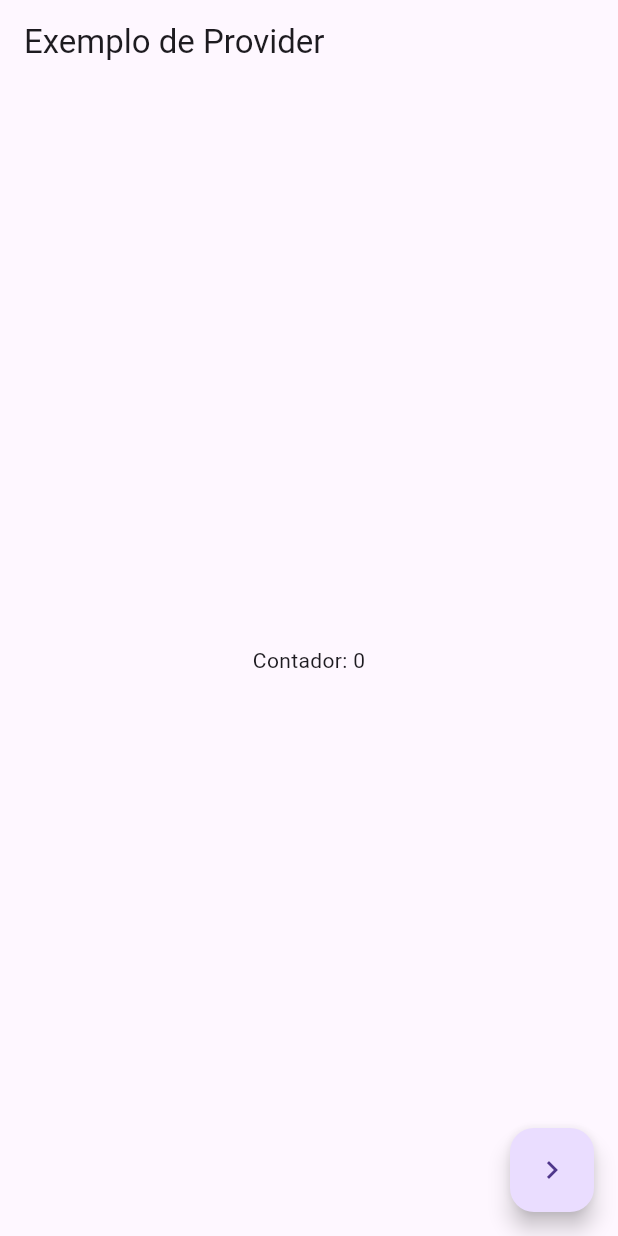
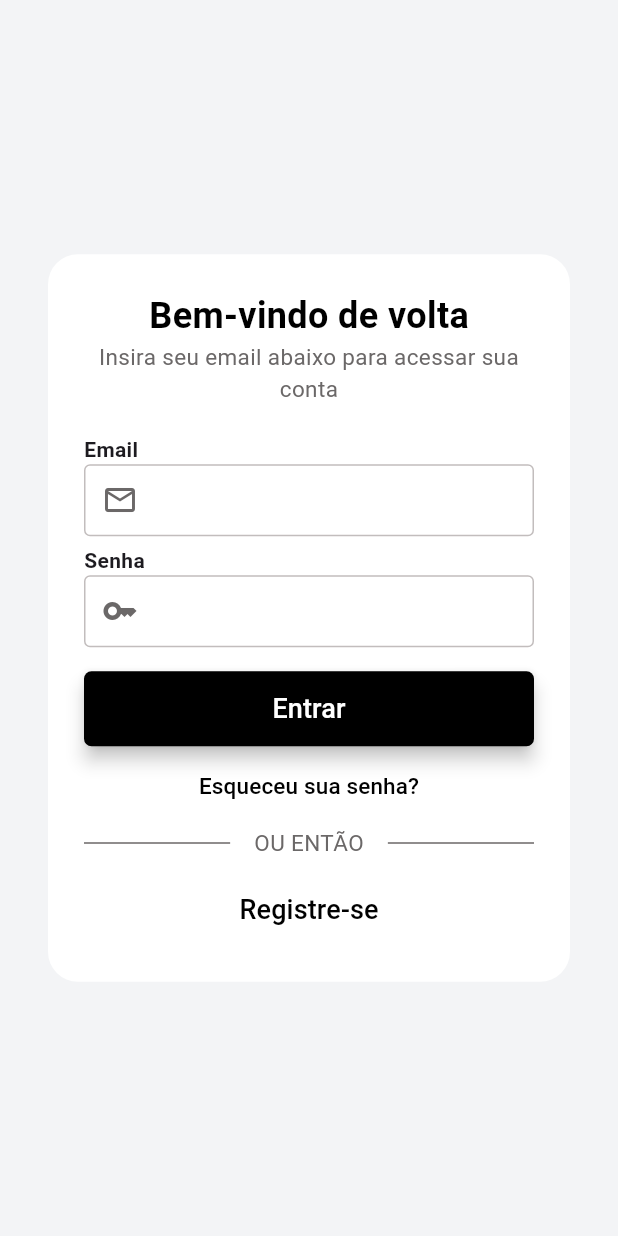
Before and after one commit to DouglasLiebl/av_control_flutter, a Flutter app: the screen it shows after launch, on a phone screen of 412 x 824 dp. Run offline on Flutter 3.47's test engine with Material 3 defaults, Android fonts, the phone set to English and light mode, and no system bars; our stand-ins replace sqflite; accounts and stored records are empty.

Commit message:
feat: login page

```diff
--- a/analysis_options.yaml
+++ b/analysis_options.yaml
@@ -7,6 +7,9 @@
 
 # The following line activates a set of recommended lints for Flutter apps,
 # packages, and plugins designed to encourage good coding practices.
+analyzer:
+  errors:
+    deprecated_member_use: ignore
 include: package:flutter_lints/flutter.yaml
 
 linter:
--- /dev/null
+++ b/devtools_options.yaml
@@ -0,0 +1,3 @@
+description: This file stores settings for Dart & Flutter DevTools.
+documentation: https://docs.flutter.dev/tools/devtools/extensions#configure-extension-enablement-states
+extensions:
--- a/lib/main.dart
+++ b/lib/main.dart
@@ -1,5 +1,6 @@
 import 'package:demo_project/data/database_helper.dart';
 import 'package:demo_project/second.dart';
+import 'package:demo_project/views/login.dart';
 import 'package:flutter/material.dart';
 import 'package:provider/provider.dart';
 
@@ -41,11 +42,27 @@ class MyApp extends StatelessWidget {
   Widget build(BuildContext context) {
     return MaterialApp(
       debugShowCheckedModeBanner: false,
-      home: HomePage(),
+      home: Consumer<Counter>(
+        builder: (context, counter, child) {
+          return FutureBuilder<int>(
+            future: counter._dbHelper.getCount(),
+            builder: (context, snapshot) {
+              if (snapshot.connectionState == ConnectionState.waiting) {
+                return CircularProgressIndicator();
+              }
+
+              if (snapshot.hasData && snapshot.data! > 2) {
+                return HomePage();
+              } else {
+                return LoginPage();
+              }
+            },
+          );
+        }
+      ),
     );
   }
 }
-
 class HomePage extends StatelessWidget {
   const HomePage({super.key});
 
--- /dev/null
+++ b/lib/models/account.dart
@@ -0,0 +1,19 @@
+import 'package:demo_project/models/auth.dart';
+import 'package:demo_project/models/aviary.dart';
+
+class Account {
+
+  String id;
+  String firstName;
+  String lastName;
+  String email;
+  List<Aviary>? aviaries;
+  Auth? authData;
+
+  Account({
+    required this.id,
+    required this.firstName,
+    required this.lastName,
+    required this.email,
+  });
+}
--- /dev/null
+++ b/lib/models/auth.dart
@@ -0,0 +1,14 @@
+class Auth {
+
+  String accessToken;
+  String tokenType;
+  String refreshToken;
+  String accessTokenExpiration;
+
+  Auth({
+    required this.accessToken,
+    required this.tokenType,
+    required this.refreshToken,
+    required this.accessTokenExpiration
+  });
+}
--- /dev/null
+++ b/lib/models/aviary.dart
@@ -0,0 +1,15 @@
+class Aviary {
+
+  String id;
+  String name;
+  String alias;
+  String accountId;
+  String? activeAllotmentId;
+
+  Aviary({
+    required this.id,
+    required this.name,
+    required this.alias,
+    required this.accountId
+  });
+}
--- /dev/null
+++ b/lib/views/login.dart
@@ -0,0 +1,235 @@
+import 'package:flutter/material.dart';
+
+class LoginPage extends StatelessWidget {
+  // Define the custom colors from the palette
+  final Color bgGray = Color(0xFFF3F4F6);
+  final Color subTitleGray = Color.fromARGB(255, 107, 104, 104);
+
+  LoginPage({super.key});
+
+  @override
+  Widget build(BuildContext context) {
+    return Scaffold(
+      body: Container(
+        decoration: BoxDecoration(
+          color: bgGray
+        ),
+        child: SafeArea(
+          child: Center(
+            child: SingleChildScrollView(
+              child: Padding(
+                padding: EdgeInsets.symmetric(horizontal: 32),
+                child: Column(
+                  mainAxisAlignment: MainAxisAlignment.center,
+                  crossAxisAlignment: CrossAxisAlignment.stretch,
+                  children: [
+                    Container(
+                      padding: EdgeInsets.all(24),
+                      decoration: BoxDecoration(
+                        borderRadius: BorderRadius.circular(20),
+                        color: Colors.white
+                      ),
+                      child: Column(
+                        children: [
+                          Text(
+                            "Bem-vindo de volta",
+                            style: TextStyle(
+                              color: Colors.black,
+                              fontSize: 24,
+                              fontWeight: FontWeight.bold
+                            ),
+                          ),
+                          Text(
+                            "Insira seu email abaixo para acessar sua conta",
+                            style: TextStyle(
+                              color: subTitleGray,
+                              fontSize: 15
+                            ),
+                            textAlign: TextAlign.center,
+                          ),
+                          SizedBox(height: 20),
+                          Container(
+                            width: double.infinity,
+                            alignment: Alignment.centerLeft,
+                            child: Text(
+                              "Email",
+                              textAlign: TextAlign.left,
+                              style: TextStyle(
+                                fontWeight: FontWeight.bold
+                              ),
+                            ),
+                          ),
+                          TextFormField(
+                            cursorColor: Colors.black,
+                            style: TextStyle(
+                              fontSize: 16, // Change font size
+                              color: Colors.black,
+                            ),
+                            decoration: InputDecoration(
+                              contentPadding: EdgeInsets.symmetric(horizontal: 10),
+                              border: OutlineInputBorder(
+                                borderRadius: BorderRadius.circular(5),
+                              ),
+                              focusedBorder: OutlineInputBorder(
+                                borderSide: BorderSide(
+                                  color: const Color.fromARGB(255, 128, 126, 126), // Change color when focused
+                                  width: 3.0, // Make border thicker when focused
+                                )
+                              ),
+                              enabledBorder: OutlineInputBorder(
+                                borderSide: BorderSide(
+                                  color: const Color.fromARGB(255, 194, 189, 189)
+                                )
+                              ),
+                              prefixIcon: Icon(Icons.email_outlined, color: subTitleGray)
+                            ),
+                          ),
+                          SizedBox(height: 6),
+                          Container(
+                            width: double.infinity,
+                            alignment: Alignment.centerLeft,
+                            child: Text(
+                              "Senha",
+                              textAlign: TextAlign.left,
+                              style: TextStyle(
+                                fontWeight: FontWeight.bold
+                              ),
+                            ),
+                          ),
+                          TextFormField(
+                            obscureText: true,
+                            cursorColor: Colors.black,
+                            style: TextStyle(
+                              fontSize: 16,
+                              color: Colors.black,
+                            ),
+                            decoration: InputDecoration(
+                              contentPadding: EdgeInsets.symmetric(horizontal: 10),
+                              border: OutlineInputBorder(
+                                borderRadius: BorderRadius.circular(5),
+                              ),
+                              focusedBorder: OutlineInputBorder(
+                                borderSide: BorderSide(
+                                  color: const Color.fromARGB(255, 128, 126, 126), // Change color when focused
+                                  width: 3.0, // Make border thicker when focused
+                                )
+                              ),
+                              enabledBorder: OutlineInputBorder(
+                                borderSide: BorderSide(
+                                  color: const Color.fromARGB(255, 194, 189, 189)
+                                )
+                              ),
+                              prefixIcon: Icon(Icons.key_outlined, color: subTitleGray)
+                            ),
+                          ),
+                          SizedBox(height: 16),
+                          ElevatedButton(
+                            style: ButtonStyle(
+                              backgroundColor: MaterialStateProperty.all(Colors.black),
+                              minimumSize: MaterialStateProperty.all(Size(double.infinity, 50)),
+                              shape: MaterialStateProperty.all(
+                                RoundedRectangleBorder(
+                                  borderRadius: BorderRadius.circular(5)
+                                ),
+                              ),
+                              elevation: MaterialStateProperty.all(5),
+                              overlayColor: MaterialStateProperty.resolveWith<Color?>(
+                                (Set<MaterialState> states) {
+                                  if (states.contains(MaterialState.pressed)) {
+                                    return Colors.grey.withOpacity(0.2);
+                                  }
+                                  return null;
+                                },
+                              ),
+                            ),
+                            onPressed: () {},
+                            child: Text(
+                              "Entrar",
+                              style: TextStyle(
+                                color: Colors.white,
+                                fontSize: 18,
+                              ),
+                            )
+                          ),
+                          SizedBox(height: 2),
+                          TextButton(
+                            onPressed: () {},
+                            style: ButtonStyle(
+                              overlayColor: MaterialStateProperty.resolveWith<Color?>(
+                                (Set<MaterialState> states) {
+                                  if (states.contains(MaterialState.pressed)) {
+                                    return Colors.grey.withOpacity(0.2);
+                                  }
+                                  return null;
+                                },
+                              ),
+                            ),
+                            child: Text(
+                              "Esqueceu sua senha?",
+                              style: TextStyle(
+                                color: Colors.black,
+                                fontSize: 15,
+                              )
+                            ),
+                          ),
+                          SizedBox(height: 4,),
+                          Row(
+                            children: [
+                              Expanded(
+                                child: Divider(
+                                  color: subTitleGray,
+                                  thickness: 1,
+                                ),
+                              ),
+                              Padding(
+                                padding: EdgeInsets.symmetric(horizontal: 16),
+                                child: Text(
+                                  "OU ENTÃO",
+                                  style: TextStyle(
+                                    color: subTitleGray,
+                                    fontSize: 15
+                                  ),
+                                ),
+                              ),
+                              Expanded(
+                                child: Divider(
+                                  color: subTitleGray,
+                                  thickness: 1,
+                                ),
+                              ),
+                            ],
+                          ),
+                          SizedBox(height: 10,),
+                          TextButton(
+                            onPressed: () {},
+                            style: ButtonStyle(
+                              overlayColor: MaterialStateProperty.resolveWith<Color?>(
+                                (Set<MaterialState> states) {
+                                  if (states.contains(MaterialState.pressed)) {
+                                    return Colors.grey.withOpacity(0.2);
+                                  }
+                                  return null;
+                                },
+                              ),
+                            ),
+                            child: Text(
+                              "Registre-se",
+                              style: TextStyle(
+                                color: Colors.black,
+                                fontSize: 18,
+                              )
+                            ),
+                          )
+                        ],
+                      ),
+                    ),
+                  ]
+                ),
+              ),
+            ),
+          ),
+        )
+      )
+    );
+  }
+}
```
Also changed, not shown: lib/models/water.dart (added).
